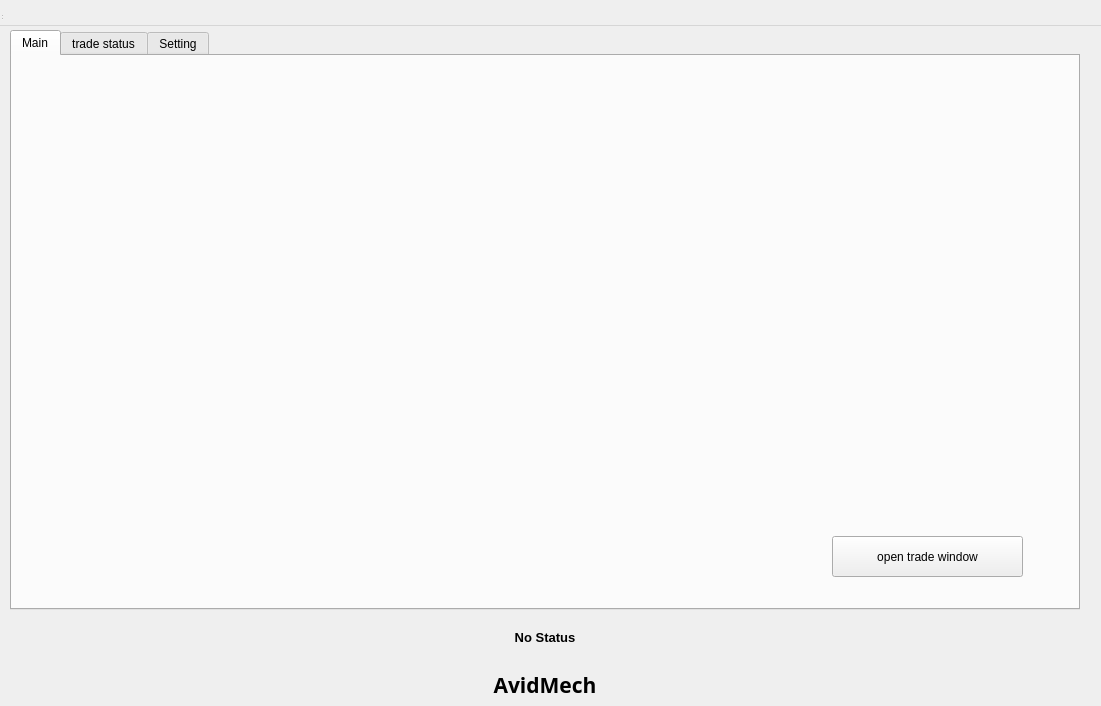
siavashvampire/python_trader, file core/theme/ui/main.ui: the form before one commit.
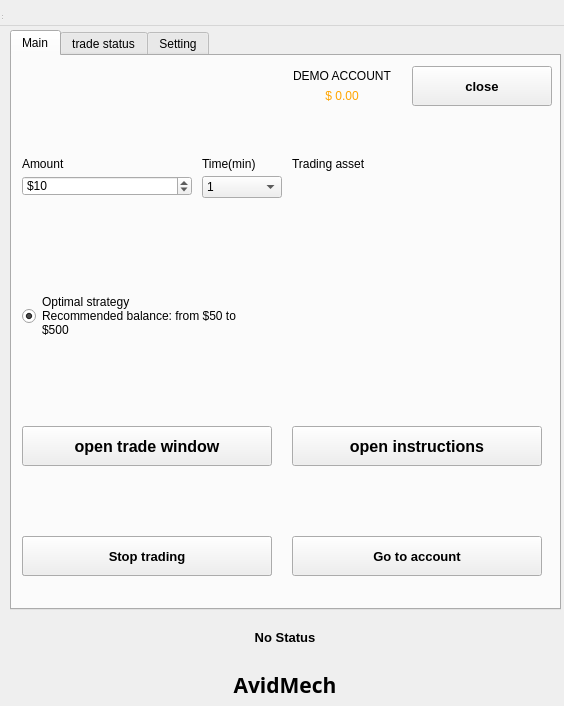
The form after the commit.

```diff
--- a/core/theme/ui/main.ui
+++ b/core/theme/ui/main.ui
@@ -6,7 +6,7 @@
    <rect>
     <x>0</x>
     <y>0</y>
-    <width>1101</width>
+    <width>564</width>
     <height>706</height>
    </rect>
   </property>
@@ -30,7 +30,7 @@
      <rect>
       <x>10</x>
       <y>10</y>
-      <width>1070</width>
+      <width>551</width>
       <height>580</height>
      </rect>
     </property>
@@ -53,10 +53,10 @@
      <widget class="QLabel" name="Main_Logo_label">
       <property name="geometry">
        <rect>
-        <x>331</x>
-        <y>90</y>
-        <width>400</width>
-        <height>400</height>
+        <x>0</x>
+        <y>0</y>
+        <width>111</width>
+        <height>91</height>
        </rect>
       </property>
       <property name="sizePolicy">
@@ -78,16 +78,332 @@
      <widget class="QPushButton" name="open_trade_window_pb">
       <property name="geometry">
        <rect>
-        <x>820</x>
-        <y>480</y>
-        <width>191</width>
-        <height>41</height>
+        <x>10</x>
+        <y>370</y>
+        <width>250</width>
+        <height>40</height>
        </rect>
       </property>
+      <property name="font">
+       <font>
+        <pointsize>12</pointsize>
+        <weight>75</weight>
+        <bold>true</bold>
+       </font>
+      </property>
+      <property name="styleSheet">
+       <string notr="true"/>
+      </property>
       <property name="text">
        <string>open trade window</string>
       </property>
      </widget>
+     <widget class="QSpinBox" name="amount_spinBox">
+      <property name="geometry">
+       <rect>
+        <x>10</x>
+        <y>120</y>
+        <width>170</width>
+        <height>20</height>
+       </rect>
+      </property>
+      <property name="styleSheet">
+       <string notr="true"/>
+      </property>
+      <property name="prefix">
+       <string>$</string>
+      </property>
+      <property name="minimum">
+       <number>1</number>
+      </property>
+      <property name="maximum">
+       <number>1000</number>
+      </property>
+      <property name="value">
+       <number>10</number>
+      </property>
+     </widget>
+     <widget class="QComboBox" name="time_comboBox">
+      <property name="geometry">
+       <rect>
+        <x>190</x>
+        <y>120</y>
+        <width>80</width>
+        <height>22</height>
+       </rect>
+      </property>
+      <property name="styleSheet">
+       <string notr="true"/>
+      </property>
+      <item>
+       <property name="text">
+        <string>1</string>
+       </property>
+      </item>
+     </widget>
+     <widget class="QLabel" name="amount_label">
+      <property name="geometry">
+       <rect>
+        <x>10</x>
+        <y>100</y>
+        <width>55</width>
+        <height>16</height>
+       </rect>
+      </property>
+      <property name="styleSheet">
+       <string notr="true"/>
+      </property>
+      <property name="text">
+       <string>Amount</string>
+      </property>
+     </widget>
+     <widget class="QLabel" name="time_label">
+      <property name="geometry">
+       <rect>
+        <x>190</x>
+        <y>100</y>
+        <width>71</width>
+        <height>16</height>
+       </rect>
+      </property>
+      <property name="styleSheet">
+       <string notr="true"/>
+      </property>
+      <property name="text">
+       <string>Time(min)</string>
+      </property>
+     </widget>
+     <widget class="QPushButton" name="start_trading_pb">
+      <property name="geometry">
+       <rect>
+        <x>10</x>
+        <y>480</y>
+        <width>250</width>
+        <height>40</height>
+       </rect>
+      </property>
+      <property name="font">
+       <font>
+        <pointsize>12</pointsize>
+        <weight>75</weight>
+        <bold>true</bold>
+       </font>
+      </property>
+      <property name="styleSheet">
+       <string notr="true"/>
+      </property>
+      <property name="text">
+       <string>Start trading</string>
+      </property>
+     </widget>
+     <widget class="QRadioButton" name="optimal_strategy_radioButton">
+      <property name="geometry">
+       <rect>
+        <x>10</x>
+        <y>210</y>
+        <width>250</width>
+        <height>100</height>
+       </rect>
+      </property>
+      <property name="tabletTracking">
+       <bool>false</bool>
+      </property>
+      <property name="acceptDrops">
+       <bool>false</bool>
+      </property>
+      <property name="styleSheet">
+       <string notr="true"/>
+      </property>
+      <property name="text">
+       <string>Optimal strategy
+Recommended balance: from $50 to
+$500</string>
+      </property>
+      <property name="checkable">
+       <bool>true</bool>
+      </property>
+      <property name="checked">
+       <bool>true</bool>
+      </property>
+     </widget>
+     <widget class="QLabel" name="balance_label">
+      <property name="geometry">
+       <rect>
+        <x>280</x>
+        <y>10</y>
+        <width>100</width>
+        <height>20</height>
+       </rect>
+      </property>
+      <property name="styleSheet">
+       <string notr="true"/>
+      </property>
+      <property name="text">
+       <string>DEMO ACCOUNT</string>
+      </property>
+      <property name="alignment">
+       <set>Qt::AlignCenter</set>
+      </property>
+     </widget>
+     <widget class="QLabel" name="balance_value_label">
+      <property name="geometry">
+       <rect>
+        <x>280</x>
+        <y>30</y>
+        <width>100</width>
+        <height>20</height>
+       </rect>
+      </property>
+      <property name="styleSheet">
+       <string notr="true">color:orange</string>
+      </property>
+      <property name="text">
+       <string>$ 0.00</string>
+      </property>
+      <property name="alignment">
+       <set>Qt::AlignCenter</set>
+      </property>
+     </widget>
+     <widget class="QLabel" name="trading_asset_value_label">
+      <property name="geometry">
+       <rect>
+        <x>280</x>
+        <y>120</y>
+        <width>250</width>
+        <height>25</height>
+       </rect>
+      </property>
+      <property name="styleSheet">
+       <string notr="true"/>
+      </property>
+      <property name="text">
+       <string/>
+      </property>
+     </widget>
+     <widget class="QLabel" name="trading_asset_label">
+      <property name="geometry">
+       <rect>
+        <x>280</x>
+        <y>100</y>
+        <width>100</width>
+        <height>16</height>
+       </rect>
+      </property>
+      <property name="styleSheet">
+       <string notr="true"/>
+      </property>
+      <property name="text">
+       <string>Trading asset</string>
+      </property>
+     </widget>
+     <widget class="QLabel" name="trading_asset_prop_label">
+      <property name="geometry">
+       <rect>
+        <x>470</x>
+        <y>120</y>
+        <width>40</width>
+        <height>25</height>
+       </rect>
+      </property>
+      <property name="styleSheet">
+       <string notr="true"/>
+      </property>
+      <property name="text">
+       <string/>
+      </property>
+     </widget>
+     <widget class="QPushButton" name="stop_trading_pb">
+      <property name="geometry">
+       <rect>
+        <x>10</x>
+        <y>480</y>
+        <width>250</width>
+        <height>40</height>
+       </rect>
+      </property>
+      <property name="font">
+       <font>
+        <pointsize>10</pointsize>
+        <weight>75</weight>
+        <bold>true</bold>
+       </font>
+      </property>
+      <property name="styleSheet">
+       <string notr="true"/>
+      </property>
+      <property name="text">
+       <string>Stop trading</string>
+      </property>
+     </widget>
+     <widget class="QPushButton" name="close_pb">
+      <property name="geometry">
+       <rect>
+        <x>400</x>
+        <y>10</y>
+        <width>140</width>
+        <height>40</height>
+       </rect>
+      </property>
+      <property name="font">
+       <font>
+        <pointsize>10</pointsize>
+        <weight>75</weight>
+        <bold>true</bold>
+       </font>
+      </property>
+      <property name="styleSheet">
+       <string notr="true"/>
+      </property>
+      <property name="text">
+       <string>close</string>
+      </property>
+     </widget>
+     <widget class="QPushButton" name="go_to_account_pb">
+      <property name="geometry">
+       <rect>
+        <x>280</x>
+        <y>480</y>
+        <width>250</width>
+        <height>40</height>
+       </rect>
+      </property>
+      <property name="font">
+       <font>
+        <pointsize>10</pointsize>
+        <weight>75</weight>
+        <bold>true</bold>
+       </font>
+      </property>
+      <property name="styleSheet">
+       <string notr="true"/>
+      </property>
+      <property name="text">
+       <string>Go to account</string>
+      </property>
+     </widget>
+     <widget class="QPushButton" name="open_instructions_pb">
+      <property name="geometry">
+       <rect>
+        <x>280</x>
+        <y>370</y>
+        <width>250</width>
+        <height>40</height>
+       </rect>
+      </property>
+      <property name="font">
+       <font>
+        <pointsize>12</pointsize>
+        <weight>75</weight>
+        <bold>true</bold>
+       </font>
+      </property>
+      <property name="styleSheet">
+       <string notr="true"/>
+      </property>
+      <property name="text">
+       <string>open instructions</string>
+      </property>
+     </widget>
     </widget>
     <widget class="QWidget" name="trade_status">
      <attribute name="title">
@@ -351,7 +667,7 @@
      <rect>
       <x>10</x>
       <y>600</y>
-      <width>1070</width>
+      <width>550</width>
       <height>35</height>
      </rect>
     </property>
@@ -374,7 +690,7 @@
      <rect>
       <x>10</x>
       <y>650</y>
-      <width>1070</width>
+      <width>550</width>
       <height>30</height>
      </rect>
     </property>
```
Left out of the diff: 103 changed lines with no effect on the pictures.
